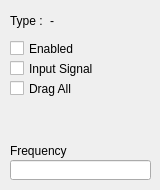
Before: the Qt Designer form Update/Logic_Gate_Simulator/Dialogs/dlg_gateinfo.ui in ElliotHarding/Logic-Gate-Simulator, drawn with Qt 5.
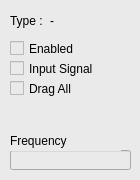
After: the same form once the commit is applied. Icons and pictures are not drawn.

Commit message: Fix background color bug

The edit to the form file:
```diff
--- a/Update/Logic_Gate_Simulator/Dialogs/dlg_gateinfo.ui
+++ b/Update/Logic_Gate_Simulator/Dialogs/dlg_gateinfo.ui
@@ -6,13 +6,19 @@
    <rect>
     <x>0</x>
     <y>0</y>
-    <width>160</width>
-    <height>190</height>
+    <width>140</width>
+    <height>180</height>
    </rect>
   </property>
   <property name="windowTitle">
    <string>Form</string>
   </property>
+  <property name="autoFillBackground">
+   <bool>true</bool>
+  </property>
+  <property name="styleSheet">
+   <string notr="true">background-color:rgb(234, 234, 234);</string>
+  </property>
   <widget class="QCheckBox" name="cb_Enabled">
    <property name="geometry">
     <rect>
@@ -29,7 +35,7 @@
   <widget class="QPushButton" name="btn_DeleteGate">
    <property name="geometry">
     <rect>
-     <x>125</x>
+     <x>105</x>
      <y>5</y>
      <width>31</width>
      <height>31</height>
@@ -98,8 +104,8 @@
    <property name="geometry">
     <rect>
      <x>10</x>
-     <y>160</y>
-     <width>141</width>
+     <y>150</y>
+     <width>121</width>
      <height>20</height>
     </rect>
    </property>
@@ -108,7 +114,7 @@
    <property name="geometry">
     <rect>
      <x>10</x>
-     <y>140</y>
+     <y>130</y>
      <width>111</width>
      <height>21</height>
     </rect>
```
The commit also changes 8 other files.
